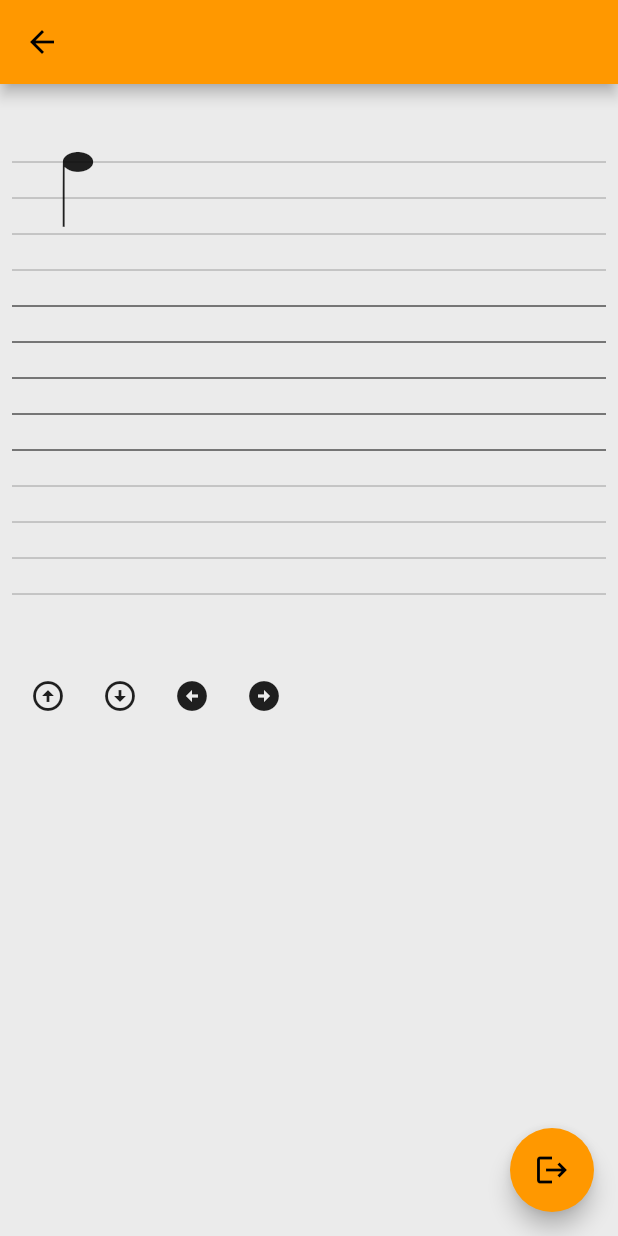
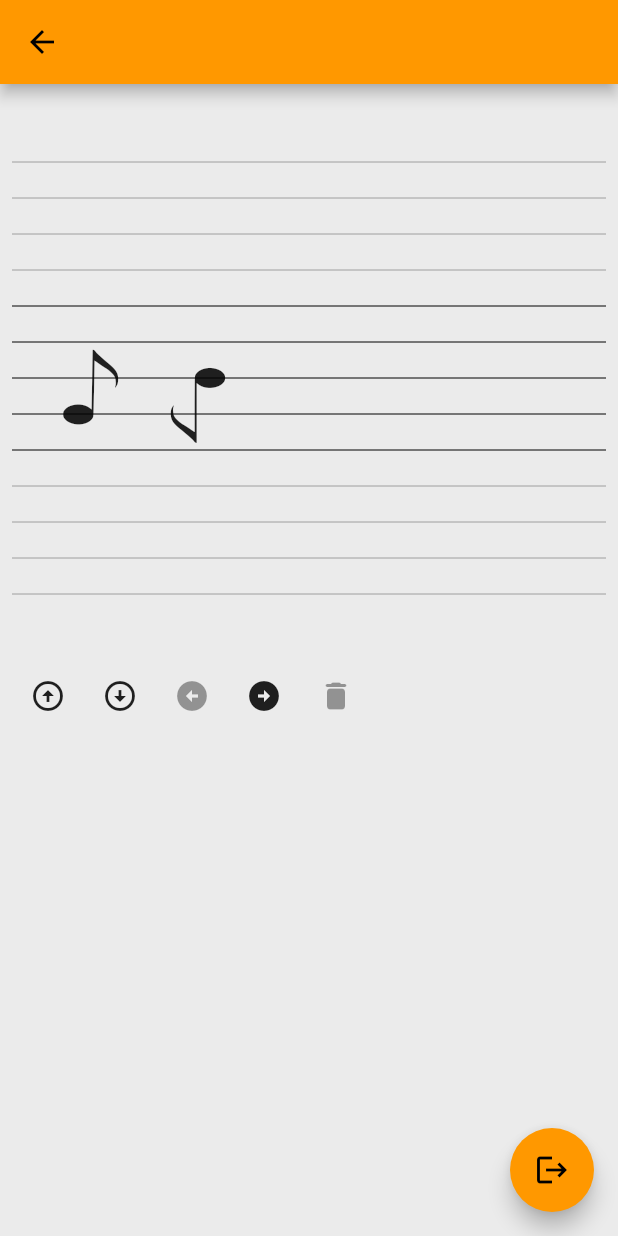
Before and after one commit to zoskar/tranquillo, a Flutter app: the HomeScreen screen opened directly, after a tap on the "arrow circle right" icon, on a phone screen of 412 x 824 dp. Run offline on Flutter 3.47's test engine with Material 2 defaults, Android fonts, the phone set to English and light mode, and no system bars; our stand-ins replace firebase_auth, firebase_core, firebase_database, flutter_bloc, flutter_form_builder, flutter_hooks; accounts and stored records are empty.

Commit message:
move note rotation to Note class, start adding new notes to Beat logic

```diff
--- a/lib/classes.dart
+++ b/lib/classes.dart
@@ -1,3 +1,5 @@
+import 'dart:math';
+
 class Note {
   Note({
     // 1 - 1/32
@@ -9,6 +11,14 @@ class Note {
 
   int duration;
   int pitch;
+
+  double getAngle() {
+    if (pitch <= 12) {
+      return pi;
+    } else {
+      return pi / 180;
+    }
+  }
 }
 
 class Beat {
--- a/lib/cubits/beat_cubit.dart
+++ b/lib/cubits/beat_cubit.dart
@@ -7,31 +7,42 @@ class BeatCubit extends Cubit<BeatState> {
   BeatCubit() : super(InitState());
 
   late Beat beat;
+  late int index;
 
   init() {
-    beat = Beat([Note(duration: 1, pitch: 0)]);
+    beat = Beat([Note(duration: 1, pitch: 14)]);
+    index = 0;
     emit(BeatSetState());
   }
 
-  double getAngle() {
-    if (beat.notes[0].pitch < 12) {
-      return pi;
-    } else {
-      return pi / 180;
-    }
-  }
+  // double getAngle() {
+  //   if (beat.notes[index].pitch <= 12) {
+  //     return pi;
+  //   } else {
+  //     return pi / 180;
+  //   }
+  // }
 
   down() {
-    if (beat.notes[0].pitch < 24) {
-      beat.notes[0].pitch += 1;
+    if (beat.notes[index].pitch < 24) {
+      beat.notes[index].pitch += 1;
     }
 
     emit(BeatSetState());
   }
 
   up() {
-    if (beat.notes[0].pitch > 0) {
-      beat.notes[0].pitch -= 1;
+    if (beat.notes[index].pitch > 0) {
+      beat.notes[index].pitch -= 1;
+    }
+
+    emit(BeatSetState());
+  }
+
+  right() {
+    if (index < 2) {
+      beat.notes.add(Note(duration: 1, pitch: 12));
+      index += 1;
     }
 
     emit(BeatSetState());
--- a/lib/home_screen.dart
+++ b/lib/home_screen.dart
@@ -36,27 +36,42 @@ class HomeScreen extends StatelessWidget {
                     children: [
                       Staff(distance: distance),
                       BlocBuilder<BeatCubit, BeatState>(
-                        builder: (context, state) => Column(
+                        builder: (context, state) => Row(
                           children: [
-                            BlocBuilder<BeatCubit, BeatState>(
-                              builder: (context, state) => SizedBox(
-                                height: distance *
-                                    step *
-                                    context
-                                        .read<BeatCubit>()
-                                        .beat
-                                        .notes
-                                        .last
-                                        .pitch,
+                            for (var note
+                                in context.read<BeatCubit>().beat.notes)
+                              Column(
+                                children: [
+                                  SizedBox(
+                                    height: distance * step * note.pitch,
+                                  ),
+                                  Transform.rotate(
+                                    angle: note.getAngle(),
+                                    child: const Icon(
+                                      NotesIcons.eight,
+                                      size: 88,
+                                    ),
+                                  ),
+                                ],
                               ),
-                            ),
-                            Transform.rotate(
-                              angle: context.read<BeatCubit>().getAngle(),
-                              child: const Icon(
-                                Notes.quarter,
-                                size: 88,
-                              ),
-                            ),
+                            // SizedBox(
+                            //   height: distance *
+                            //       step *
+                            //       context
+                            //           .read<BeatCubit>()
+                            //           .beat
+                            //           .notes
+                            //           .last
+                            //           .pitch,
+                            // ),
+                            // Transform.rotate(
+                            //   angle: context.read<BeatCubit>().getAngle(),
+                            //   child: const Icon(
+                            //     Notes.eight,
+                            //     size: 88,
+                            //   ),
+                            // ),
+                            // ],
                           ],
                         ),
                       )
@@ -78,13 +93,19 @@ class HomeScreen extends StatelessWidget {
                       },
                       icon: const Icon(Icons.arrow_circle_down),
                     ),
-                    IconButton(
-                      onPressed: () {},
-                      icon: const Icon(Icons.arrow_circle_left),
+                    const IconButton(
+                      onPressed: null,
+                      icon: Icon(Icons.arrow_circle_left),
                     ),
                     IconButton(
-                      onPressed: () {},
+                      onPressed: () {
+                        context.read<BeatCubit>().right();
+                      },
                       icon: const Icon(Icons.arrow_circle_right),
+                    ),
+                    const IconButton(
+                      onPressed: null,
+                      icon: Icon(Icons.delete_rounded),
                     )
                   ],
                 )
--- a/lib/util/notes_icons.dart
+++ b/lib/util/notes_icons.dart
@@ -15,8 +15,8 @@
 ///
 import 'package:flutter/widgets.dart';
 
-class Notes {
-  Notes._();
+class NotesIcons {
+  NotesIcons._();
 
   static const _kFontFam = 'Notes';
 
```
